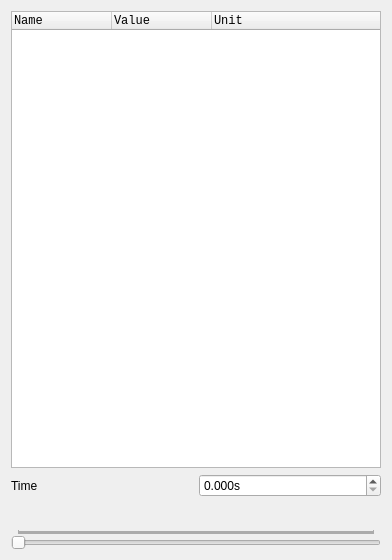
Above: asammdf/gui/ui/numeric.ui from danielhrisca/asammdf before the change. Below: the same form after it.
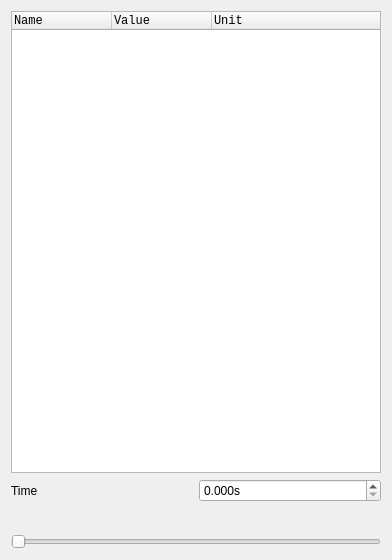
That is the form after the change. Custom widgets are drawn as their Qt base class.

Commit message: apply sub-plot link to numeric windows

```diff
--- a/asammdf/gui/ui/numeric.ui
+++ b/asammdf/gui/ui/numeric.ui
@@ -117,7 +117,7 @@
       <bool>false</bool>
      </property>
      <property name="tickPosition">
-      <enum>QSlider::TicksAbove</enum>
+      <enum>QSlider::NoTicks</enum>
      </property>
      <property name="tickInterval">
       <number>1</number>
```
The commit also changes 3 other files.
